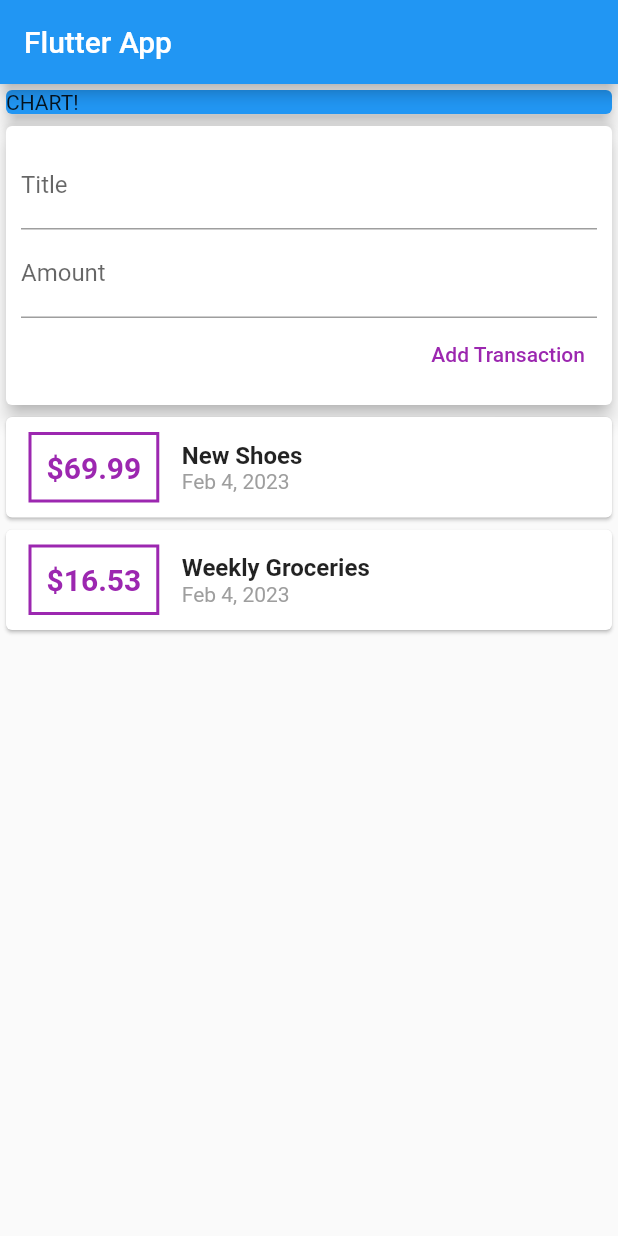
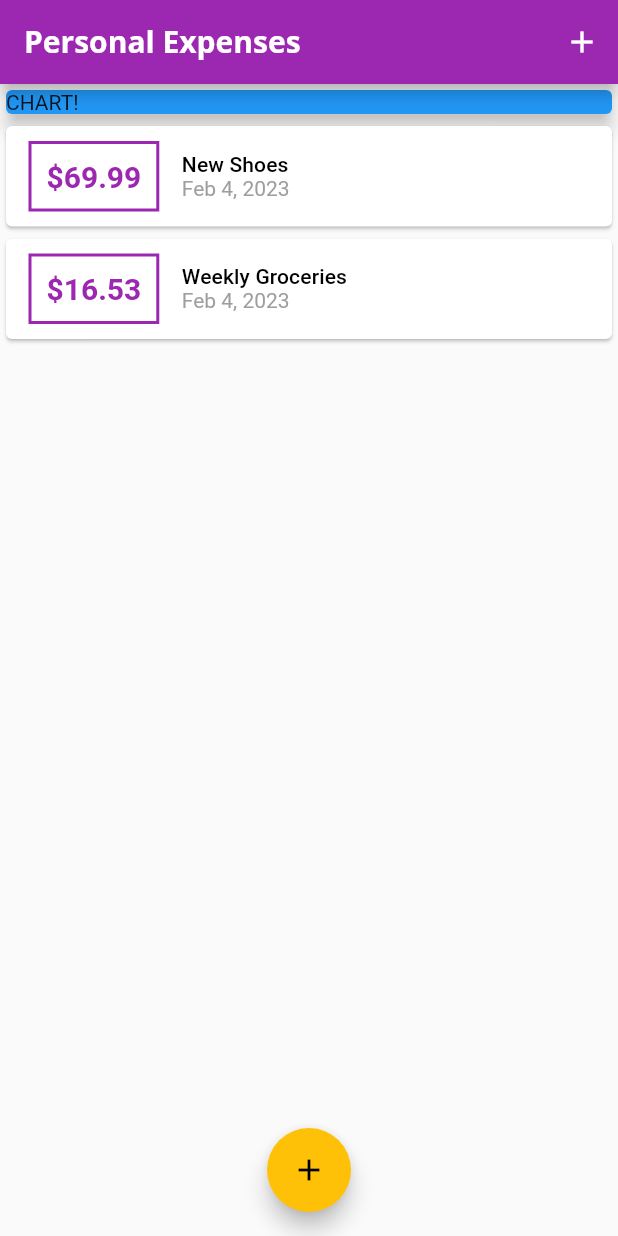
Before and after one commit to Ru2Lu/flutter-practice, a Flutter app: the screen it shows after launch, on a phone screen of 412 x 824 dp. Run offline on Flutter 3.47's test engine with Material 2 defaults, Android fonts, the phone set to English and light mode, and no system bars; Roboto replaces fonts that are missing (Open Sans).

Commit message:
Used themes feature

```diff
--- a/expenses_app/lib/main.dart
+++ b/expenses_app/lib/main.dart
@@ -1,6 +1,8 @@
 import 'package:flutter/material.dart';
 
-import './widgets/user_transactions.dart';
+import './widgets/new_transaction.dart';
+import './widgets/transaction_list.dart';
+import './models/transaction.dart';
 
 void main() => runApp(MyApp());
 
@@ -8,24 +10,91 @@ class MyApp extends StatelessWidget {
   @override
   Widget build(BuildContext context) {
     return MaterialApp(
-      title: 'Flutter App',
+      title: 'Personal Expenses',
+      theme: ThemeData(
+        primarySwatch: Colors.purple,
+        accentColor: Colors.amber,
+        fontFamily: 'Quicksand',
+        textTheme: ThemeData.light().textTheme.copyWith(
+              titleLarge: TextStyle(
+                fontFamily: 'OpenSans',
+                fontSize: 18,
+                fontWeight: FontWeight.bold,
+              ),
+              labelLarge: TextStyle(color: Colors.white),
+            ),
+        appBarTheme: AppBarTheme(
+          titleTextStyle: TextStyle(
+              fontFamily: 'OpenSans',
+              fontSize: 20,
+              fontWeight: FontWeight.bold),
+        ),
+        // colorScheme: ColorScheme.fromSwatch(primarySwatch: Colors.purple)
+        //     .copyWith(secondary: Colors.amber),
+      ),
       home: MyHomePage(),
     );
   }
 }
 
-class MyHomePage extends StatelessWidget {
-  // String titleInput;
-  // String amountInput;
-  final titleController = TextEditingController();
-  final amountController = TextEditingController();
+class MyHomePage extends StatefulWidget {
+  @override
+  State<MyHomePage> createState() => _MyHomePageState();
+}
+
+class _MyHomePageState extends State<MyHomePage> {
+  final List<Transaction> _userTransactions = [
+    Transaction(
+      id: 't1',
+      title: 'New Shoes',
+      amount: 69.99,
+      date: DateTime.now(),
+    ),
+    Transaction(
+      id: 't2',
+      title: 'Weekly Groceries',
+      amount: 16.53,
+      date: DateTime.now(),
+    ),
+  ];
+
+  void _addNewTransaction(String txTitle, double txAmount) {
+    final newTx = Transaction(
+      title: txTitle,
+      amount: txAmount,
+      date: DateTime.now(),
+      id: DateTime.now().toString(),
+    );
+
+    setState(() {
+      _userTransactions.add(newTx);
+    });
+  }
+
+  void _startAddNewTransaction(BuildContext ctx) {
+    showModalBottomSheet(
+        context: ctx,
+        builder: (_) {
+          return GestureDetector(
+            onTap: () {},
+            child: NewTransaction(_addNewTransaction),
+            behavior: HitTestBehavior.opaque,
+          );
+        });
+  }
 
   @override
   Widget build(BuildContext context) {
     return Scaffold(
       appBar: AppBar(
-        title: Text('Flutter App'),
-      ),
+          title: Text('Personal Expenses',
+              style: TextStyle(fontFamily: 'Open Sans')),
+          actions: <Widget>[
+            IconButton(
+              icon: Icon(Icons.add),
+              onPressed: () => _startAddNewTransaction(context),
+            ),
+          ]),
       body: SingleChildScrollView(
         child: Column(
             crossAxisAlignment: CrossAxisAlignment.stretch,
@@ -38,8 +107,13 @@ class MyHomePage extends StatelessWidget {
                   elevation: 5,
                 ),
               ),
-              UserTransactions(),
+              TransactionList(_userTransactions),
             ]),
+      ),
+      floatingActionButtonLocation: FloatingActionButtonLocation.centerFloat,
+      floatingActionButton: FloatingActionButton(
+        child: Icon(Icons.add),
+        onPressed: () => _startAddNewTransaction(context),
       ),
     );
   }
--- a/expenses_app/lib/widgets/transaction_list.dart
+++ b/expenses_app/lib/widgets/transaction_list.dart
@@ -12,9 +12,8 @@ class TransactionList extends StatelessWidget {
   Widget build(BuildContext context) {
     return Container(
       height: 300,
-      child: SingleChildScrollView(
-        child: Column(
-          children: transactions.map((tx) {
+      child: ListView.builder(
+        itemBuilder: (ctx, index) {
           return Card(
               child: Row(children: <Widget>[
             Container(
@@ -24,31 +23,33 @@ class TransactionList extends StatelessWidget {
               ),
               decoration: BoxDecoration(
                   border: Border.all(
-                  color: Colors.purple,
+                color: Theme.of(context).primaryColor,
                 width: 2,
               )),
               padding: EdgeInsets.all(10),
-                child: Text('\$${tx.amount}',
+              child: Text('\$${transactions[index].amount.toStringAsFixed(2)}',
                   style: TextStyle(
                     fontWeight: FontWeight.bold,
                     fontSize: 20,
-                        color: Colors.purple)),
+                    color: Theme.of(context).primaryColor,
+                  )),
             ),
             Column(
               crossAxisAlignment: CrossAxisAlignment.start,
               children: <Widget>[
-                  Text(tx.title,
-                      style:
-                          TextStyle(fontSize: 16, fontWeight: FontWeight.bold)),
                 Text(
-                    DateFormat.yMMMd().format(tx.date),
+                  transactions[index].title,
+                  style: Theme.of(context).textTheme.titleSmall,
+                ),
+                Text(
+                  DateFormat.yMMMd().format(transactions[index].date),
                   style: TextStyle(color: Colors.grey),
                 ),
               ],
             )
           ]));
-          }).toList(),
-        ),
+        },
+        itemCount: transactions.length,
       ),
     );
   }
--- a/expenses_app/lib/widgets/user_transactions.dart
+++ /dev/null
@@ -1,50 +0,0 @@
-import 'package:flutter/material.dart';
-
-import './new_transaction.dart';
-import './transaction_list.dart';
-import '../models/transaction.dart';
-
-class UserTransactions extends StatefulWidget {
-  const UserTransactions({Key key}) : super(key: key);
-
-  @override
-  State<UserTransactions> createState() => _UserTransactionsState();
-}
-
-class _UserTransactionsState extends State<UserTransactions> {
-  final List<Transaction> _userTransactions = [
-    Transaction(
-      id: 't1',
-      title: 'New Shoes',
-      amount: 69.99,
-      date: DateTime.now(),
-    ),
-    Transaction(
-      id: 't2',
-      title: 'Weekly Groceries',
-      amount: 16.53,
-      date: DateTime.now(),
-    ),
-  ];
-
-  void _addNewTransaction(String txTitle, double txAmount) {
-    final newTx = Transaction(
-      title: txTitle,
-      amount: txAmount,
-      date: DateTime.now(),
-      id: DateTime.now().toString(),
-    );
-
-    setState(() {
-      _userTransactions.add(newTx);
-    });
-  }
-
-  @override
-  Widget build(BuildContext context) {
-    return Column(children: <Widget>[
-      NewTransaction(_addNewTransaction),
-      TransactionList(_userTransactions),
-    ]);
-  }
-}
```
Also changed, not shown: expenses_app/lib/widgets/new_transaction.dart (+28 -8 lines), expenses_app/pubspec.yaml (+11 -6 lines), expenses_app/assets/fonts/OpenSans-Bold.ttf (added), expenses_app/assets/fonts/OpenSans-Regular.ttf (added), expenses_app/assets/fonts/Quicksand-Bold.ttf (added), expenses_app/assets/fonts/Quicksand-Light.ttf (added), expenses_app/assets/fonts/Quicksand-Medium.ttf (added), expenses_app/assets/fonts/Quicksand-Regular.ttf (added). Lines whose indentation alone changed are shown as unchanged.
